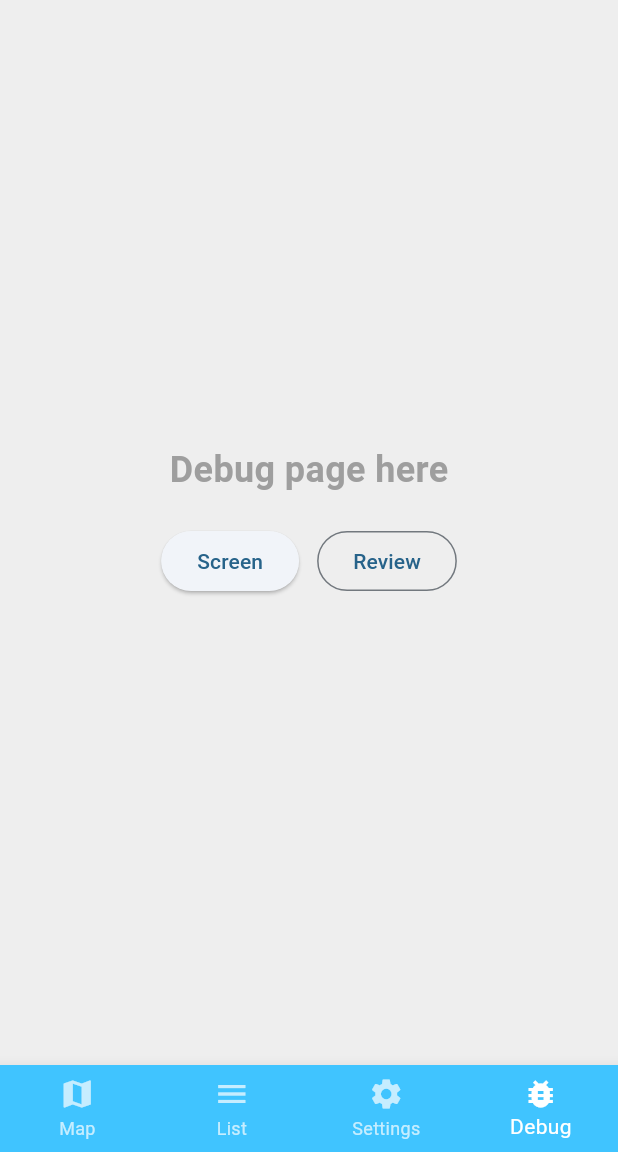
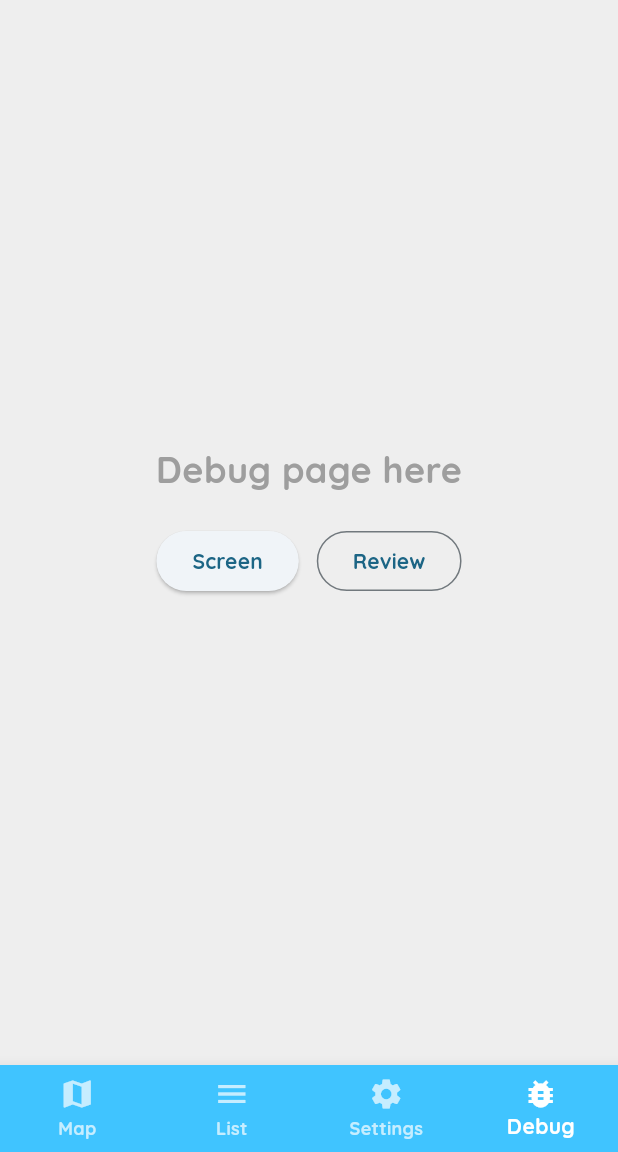
Before and after one commit to pgattic/ratemybowl, a Flutter app: the screen it shows once a user with an empty profile is signed in, item 4 of the bottom bar chosen, on a phone screen of 412 x 824 dp, the part 84-1236 px from its top. Run offline on Flutter 3.47's test engine with Material 3 defaults, Android fonts, the phone set to English and light mode, and no system bars; our stand-ins replace audioplayers, flutter_dotenv, flutter_map, flutter_svg, google_fonts, latlong2 and 2 more; accounts and stored records are empty; network calls fail.

Commit message:
Fix map issues, add some color scheme stuff
Color scheme is not ready for light/dark modes. Will need some more work

```diff
--- a/lib/main.dart
+++ b/lib/main.dart
@@ -3,6 +3,7 @@ import 'package:provider/provider.dart';
 import 'package:rate_my_bowl/controllers/location_controller.dart';
 import 'package:rate_my_bowl/screens/home_screen.dart';
 import 'package:rate_my_bowl/services/auth_service.dart';
+import 'package:rate_my_bowl/theme.dart';
 import 'package:rate_my_bowl/widgets/app_splash_wrapper.dart';
 import 'package:supabase_flutter/supabase_flutter.dart';
 import 'package:flutter_dotenv/flutter_dotenv.dart';
@@ -46,9 +47,11 @@ class MyApp extends StatelessWidget {
       ],
       child: MaterialApp(
         title: 'Rate My Bowl',
-        theme: ThemeData(
-          colorScheme: ColorScheme.fromSeed(seedColor: Colors.lightBlue),
-        ),
+
+        theme: AppTheme.lightTheme,
+        darkTheme: AppTheme.darkTheme,
+        themeMode: ThemeMode.light, // TODO switch to ThemeMode.system when the color scheme is all set up
+
         home: startPage,
       ),
     );
--- a/lib/screens/forgot_password_screen.dart
+++ b/lib/screens/forgot_password_screen.dart
@@ -1,7 +1,6 @@
 import 'package:flutter/material.dart';
-import 'package:flutter_svg/svg.dart';
 import 'package:google_fonts/google_fonts.dart';
-import 'package:rate_my_bowl/custom_widgets/account_input_field.dart';
+import 'package:rate_my_bowl/widgets/account_input_field.dart';
 import 'package:rate_my_bowl/widgets/bowl_logo.dart';
 
 class ForgotPasswordScreen extends StatefulWidget {
--- a/lib/screens/home_screen.dart
+++ b/lib/screens/home_screen.dart
@@ -27,6 +27,7 @@ class _HomeScreenState extends State<HomeScreen> {
 
   @override
   Widget build(BuildContext context) {
+    final colors = Theme.of(context).colorScheme;
     return Scaffold(
       backgroundColor: Colors.lightBlueAccent,
       appBar: AppBar(
@@ -71,7 +72,7 @@ class _HomeScreenState extends State<HomeScreen> {
       bottomNavigationBar: BottomNavigationBar(
         type: BottomNavigationBarType.fixed,
         backgroundColor: Colors.lightBlueAccent,
-        selectedItemColor: Colors.white,
+        selectedItemColor: colors.onPrimary,
         unselectedItemColor: Colors.white70,
         currentIndex: _selectedIndex,
         onTap: (index) {
--- a/lib/screens/register_screen.dart
+++ b/lib/screens/register_screen.dart
@@ -1,8 +1,7 @@
 import 'package:flutter/material.dart';
-import 'package:flutter_svg/svg.dart';
 import 'package:google_fonts/google_fonts.dart';
 import 'package:provider/provider.dart';
-import 'package:rate_my_bowl/custom_widgets/account_input_field.dart';
+import 'package:rate_my_bowl/widgets/account_input_field.dart';
 import 'package:rate_my_bowl/services/auth_service.dart';
 import 'package:rate_my_bowl/widgets/bowl_logo.dart';
 
--- /dev/null
+++ b/lib/theme.dart
@@ -0,0 +1,68 @@
+import 'package:flutter/material.dart';
+import 'package:google_fonts/google_fonts.dart';
+
+class AppTheme {
+  static const Color _seedColor = Colors.lightBlueAccent;
+
+  static final ColorScheme _lightColorScheme = ColorScheme.fromSeed(
+    seedColor: _seedColor,
+    brightness: Brightness.light,
+  );
+
+  static final ColorScheme _darkColorScheme = ColorScheme.fromSeed(
+    seedColor: _seedColor,
+    brightness: Brightness.dark,
+  );
+
+  static final TextTheme _baseLightTextTheme = GoogleFonts.quicksandTextTheme();
+  static final TextTheme _baseDarkTextTheme = GoogleFonts.quicksandTextTheme(ThemeData.dark().textTheme);
+
+  static TextTheme _boldTextTheme(TextTheme base) {
+    TextStyle? makeBold(TextStyle? style) =>
+        style?.copyWith(fontWeight: FontWeight.bold);
+
+    return base.copyWith(
+      displayLarge:   makeBold(base.displayLarge),
+      displayMedium:  makeBold(base.displayMedium),
+      displaySmall:   makeBold(base.displaySmall),
+      headlineLarge:  makeBold(base.headlineLarge),
+      headlineMedium: makeBold(base.headlineMedium),
+      headlineSmall:  makeBold(base.headlineSmall),
+      titleLarge:     makeBold(base.titleLarge),
+      titleMedium:    makeBold(base.titleMedium),
+      titleSmall:     makeBold(base.titleSmall),
+      bodyLarge:      makeBold(base.bodyLarge),
+      bodyMedium:     makeBold(base.bodyMedium),
+      bodySmall:      makeBold(base.bodySmall),
+      labelLarge:     makeBold(base.labelLarge),
+      labelMedium:    makeBold(base.labelMedium),
+      labelSmall:     makeBold(base.labelSmall),
+    );
+  }
+
+  static ThemeData get lightTheme {
+    return ThemeData(
+      useMaterial3: true,
+      colorScheme: _lightColorScheme,
+      scaffoldBackgroundColor: _seedColor,
+      appBarTheme: AppBarTheme(
+        backgroundColor: _seedColor,
+        foregroundColor: _lightColorScheme.onPrimary,
+      ),
+      textTheme: _boldTextTheme(_baseLightTextTheme),
+    );
+  }
+
+  static ThemeData get darkTheme {
+    return ThemeData(
+      useMaterial3: true,
+      colorScheme: _darkColorScheme,
+      scaffoldBackgroundColor: _seedColor,
+      appBarTheme: AppBarTheme(
+        backgroundColor: _seedColor,
+        foregroundColor: _darkColorScheme.onPrimary,
+      ),
+      textTheme: _boldTextTheme(_baseDarkTextTheme),
+    );
+  }
+}
--- a/lib/custom_widgets/account_input_field.dart
+++ b/lib/widgets/account_input_field.dart
@@ -15,6 +15,8 @@ class AccountInputField extends StatelessWidget {
 
   @override
   Widget build(BuildContext context) {
+    final scheme = Theme.of(context).colorScheme;
+
     return TextField(
       controller: controller,
       obscureText: obscureText,
@@ -28,7 +30,7 @@ class AccountInputField extends StatelessWidget {
           color: Colors.grey,
         ),
         filled: true,
-        fillColor: Colors.white,
+        fillColor: scheme.onPrimary,
       ),
     );
   }
```
Also changed, not shown: lib/screens/adding_restroom_screen.dart (+16 -79 lines), lib/screens/login_screen.dart (+5 -6 lines), lib/screens/map_screen.dart (+131 -117 lines).
